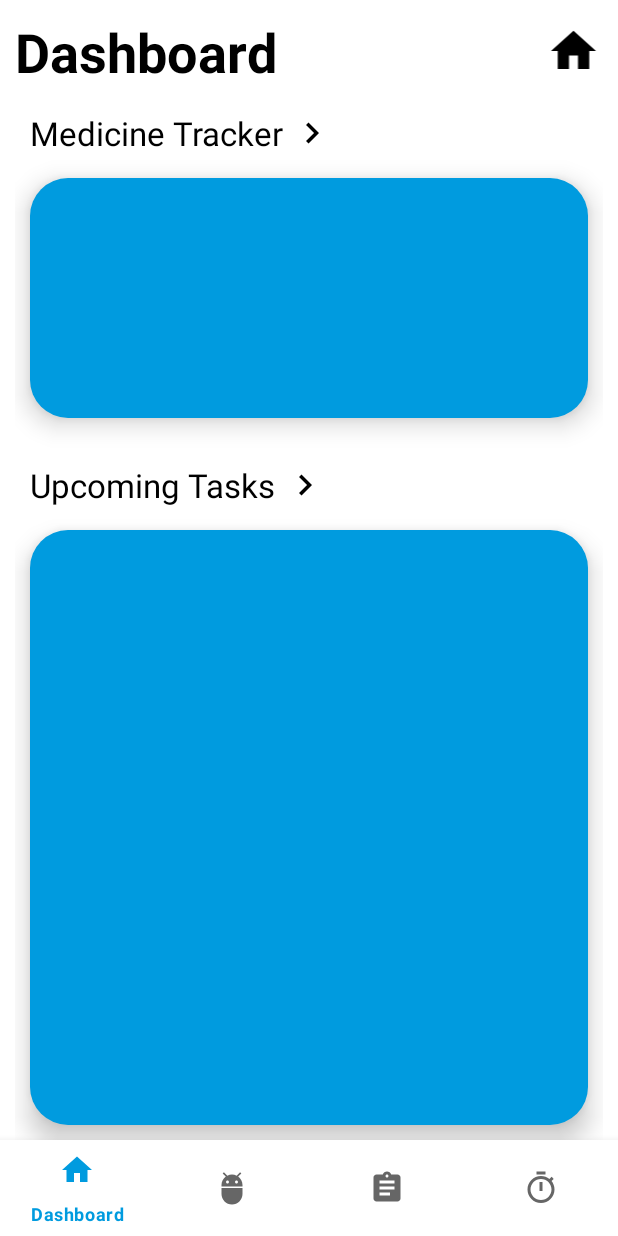
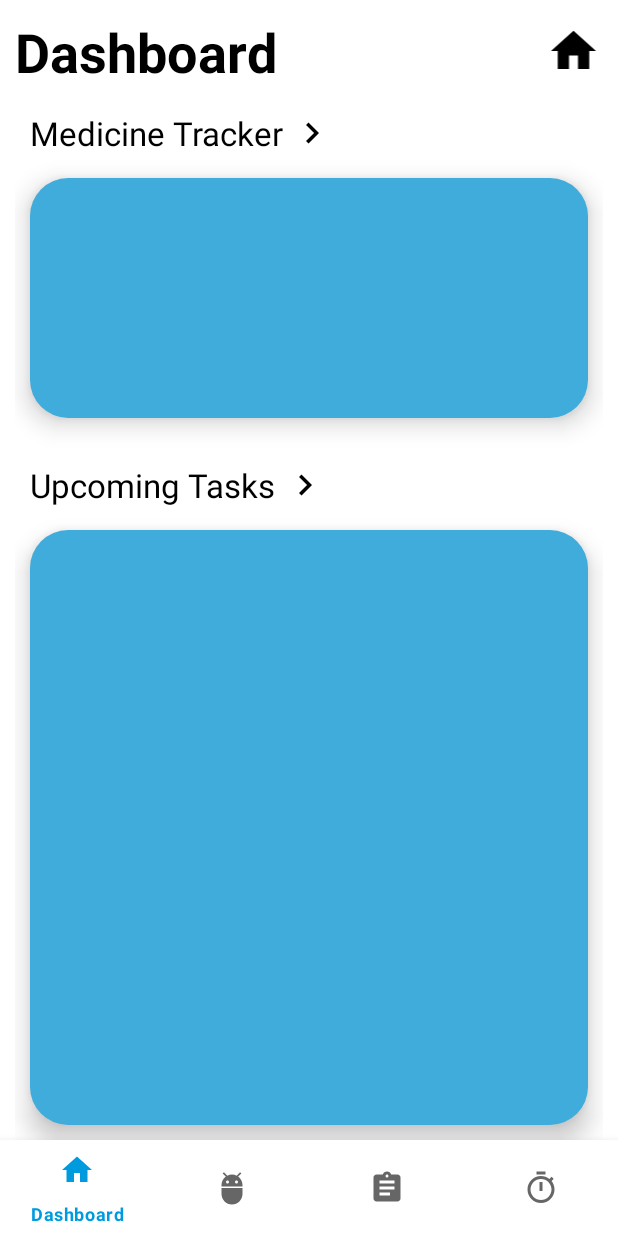
Before and after one commit to ncarlson23/focusFinder, an Android app: the screen it shows after launch (MainActivity), on a phone screen of 412 x 824 dp. Run offline under Robolectric (Android 15) with nearby library versions, the phone set to English and light mode, and no system bars; our stand-ins replace Room's generated code.

```diff
--- a/app/src/main/java/com/example/focusfinder/focusFinderViewModel.kt
+++ b/app/src/main/java/com/example/focusfinder/focusFinderViewModel.kt
@@ -36,6 +36,7 @@ class focusFinderViewModel: ViewModel() {
 
     fun getMedicineListFromDB()  {
         medicineList.value = medicineDatabase.value?.medicineDAO()?.getMedicineFromDB()
+        medicineList.value?.reverse()
     }
 
     fun getTaskListFromDB() {
--- a/app/src/main/res/drawable/round_rect_shape.xml
+++ b/app/src/main/res/drawable/round_rect_shape.xml
@@ -3,7 +3,7 @@
 <shape xmlns:android="http://schemas.android.com/apk/res/android"
 
     android:shape="rectangle">
-    <solid android:color="#FF009BDF" />
+    <solid android:color="#40ACDC"/>
 
     <corners android:radius="25dp" />
 
```
Also changed, not shown: app/src/main/java/com/example/focusfinder/MedicineRecyclerViewAdapter.kt (+11 -0 lines).
